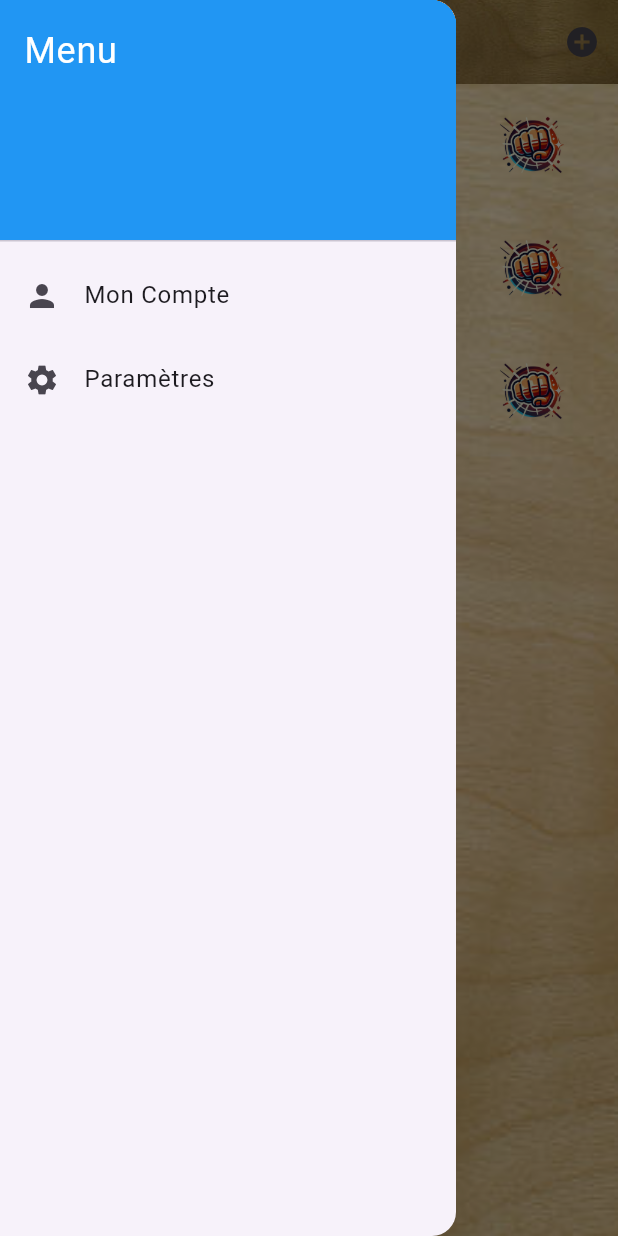
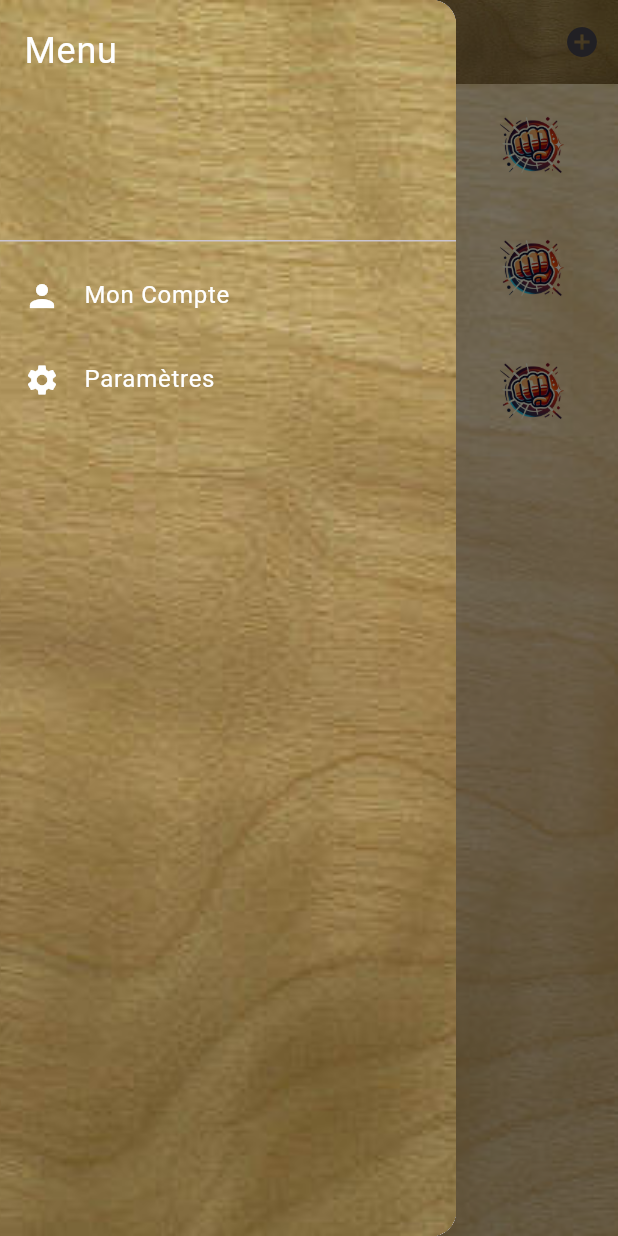
Before and after one commit to Arcols/Eat-and-Hit, a Flutter app: the screen it shows after launch, with the side drawer open, on a phone screen of 412 x 824 dp. Run offline on Flutter 3.47's test engine with Material 3 defaults, Android fonts, the phone set to English and light mode, and no system bars.

Commit message:
burger fond bois

```diff
--- a/lib/main.dart
+++ b/lib/main.dart
@@ -104,17 +104,29 @@ class _ContactListPageState extends State<ContactListPage> {
           ),
         ],
       ),
-      drawer: Drawer( // Menu latéral
+      drawer: Drawer(
+        child: Container(
+          decoration: BoxDecoration(
+            image: DecorationImage(
+              image: AssetImage("assets/images/appbar_background.jpg"), // ton image de fond
+              fit: BoxFit.cover,
+            ),
+          ),
           child: ListView(
             padding: EdgeInsets.zero,
             children: [
               DrawerHeader(
-              decoration: BoxDecoration(color: Colors.blue),
-              child: Text("Menu", style: TextStyle(color: Colors.white, fontSize: 24)),
+                decoration: BoxDecoration(
+                  color: Colors.transparent, // Important pour voir l'image derrière
+                ),
+                child: Text(
+                  "Menu",
+                  style: TextStyle(color: Colors.white, fontSize: 24),
+                ),
               ),
               ListTile(
-              leading: Icon(Icons.person),
-              title: Text("Mon Compte"),
+                leading: Icon(Icons.person, color: Colors.white),
+                title: Text("Mon Compte", style: TextStyle(color: Colors.white)),
                 onTap: () {
                   Navigator.push(
                     context,
@@ -123,8 +135,8 @@ class _ContactListPageState extends State<ContactListPage> {
                 },
               ),
               ListTile(
-              leading: Icon(Icons.settings),
-              title: Text("Paramètres"),
+                leading: Icon(Icons.settings, color: Colors.white),
+                title: Text("Paramètres", style: TextStyle(color: Colors.white)),
                 onTap: () {
                   Navigator.push(
                     context,
@@ -132,10 +144,11 @@ class _ContactListPageState extends State<ContactListPage> {
                   );
                 },
               ),
-
             ],
           ),
         ),
+      ),
+
       body: Container(
       decoration: BoxDecoration(
         image: DecorationImage(
```
Lines whose indentation alone changed are shown as unchanged.
